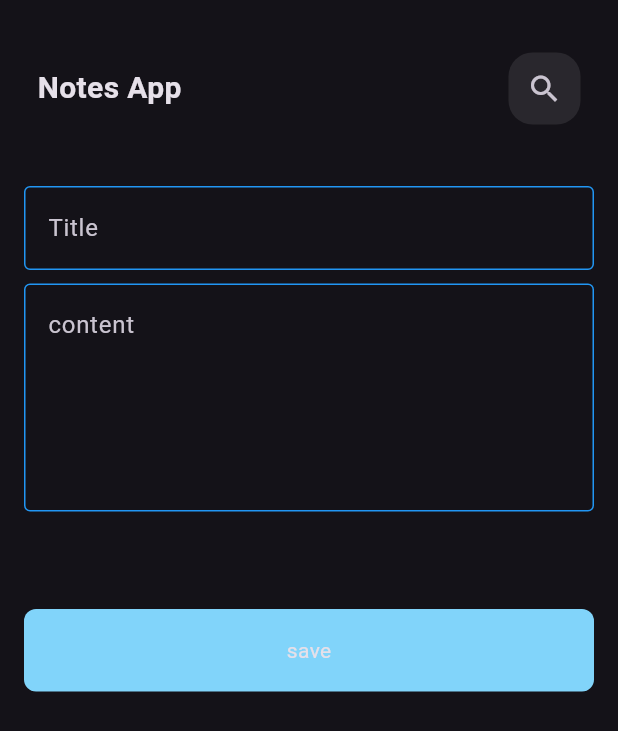
After one commit to khaledelnagdy10/notes_app, a Flutter app: the screen it shows after launch, after a tap on "Flutter Tips", on a phone screen of 412 x 824 dp. The commit adds this screen. Shown: the top 731 px of the screen. Run offline on Flutter 3.47's test engine with Material 3 defaults, Android fonts, the phone set to English and light mode, and no system bars.

Commit message:
edit note view ui

```diff
--- /dev/null
+++ b/lib/views/edit_note_view.dart
@@ -0,0 +1,14 @@
+import 'package:flutter/material.dart';
+
+import '../widgets/edit_note_view_body.dart';
+
+class EditNoteView extends StatelessWidget {
+  const EditNoteView({super.key});
+
+  @override
+  Widget build(BuildContext context) {
+    return Scaffold(
+      body: EditNoteViewBody(),
+    );
+  }
+}
--- /dev/null
+++ b/lib/widgets/edit_note_view_body.dart
@@ -0,0 +1,47 @@
+import 'package:flutter/material.dart';
+import 'package:not/widgets/custom_app_bar.dart';
+
+import 'custom_text_field.dart';
+import 'cutom_Buttom.dart';
+
+class EditNoteViewBody extends StatelessWidget {
+  const EditNoteViewBody({super.key});
+
+  @override
+  Widget build(BuildContext context) {
+    return SingleChildScrollView(
+      child: Column(
+        children: [
+          SizedBox(
+            height: 10,
+          ),
+          CustomAppBar(),
+          Padding(
+            padding: const EdgeInsets.symmetric(vertical: 16, horizontal: 16),
+            child: SingleChildScrollView(
+              child: Column(
+                children: [
+                  CustomTextField(
+                    hintText: 'Title',
+                    maxLines: 1,
+                  ),
+                  SizedBox(
+                    height: 9,
+                  ),
+                  CustomTextField(
+                    hintText: 'content',
+                    maxLines: 5,
+                  ),
+                  SizedBox(
+                    height: 65,
+                  ),
+                  CustomButtom()
+                ],
+              ),
+            ),
+          )
+        ],
+      ),
+    );
+  }
+}
--- a/lib/widgets/notes_card.dart
+++ b/lib/widgets/notes_card.dart
@@ -1,4 +1,5 @@
 import 'package:flutter/material.dart';
+import 'package:not/views/edit_note_view.dart';
 
 class NotesCard extends StatelessWidget {
   NotesCard(
@@ -13,10 +14,21 @@ class NotesCard extends StatelessWidget {
   final Color color;
   @override
   Widget build(BuildContext context) {
-    return Container(
+    return GestureDetector(
+      onTap: () {
+        Navigator.push(
+          context,
+          MaterialPageRoute(
+            builder: (context) {
+              return EditNoteView();
+            },
+          ),
+        );
+      },
+      child: Container(
         padding: EdgeInsets.all(9),
-      decoration:
-          BoxDecoration(color: color, borderRadius: BorderRadius.circular(16)),
+        decoration: BoxDecoration(
+            color: color, borderRadius: BorderRadius.circular(16)),
         child: ListTile(
           title: Text(
             '$title',
@@ -29,6 +41,7 @@ class NotesCard extends StatelessWidget {
           trailing: icon,
           iconColor: Colors.black,
         ),
+      ),
     );
   }
 }
```
Lines whose indentation alone changed are shown as unchanged.
